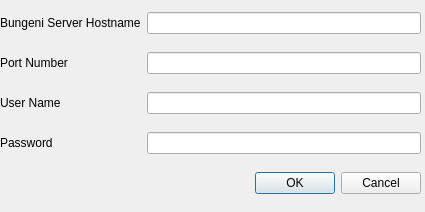
Qt form trunk/src/ui/serverSettings.ui (kohsah/bungeni-transcriber) before a commit.
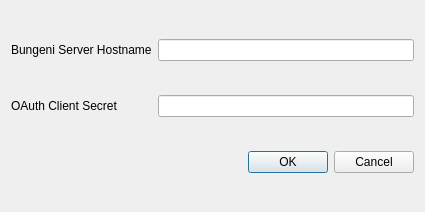
The same form after that commit.

Patch:
```diff
--- a/trunk/src/ui/serverSettings.ui
+++ b/trunk/src/ui/serverSettings.ui
@@ -13,15 +13,8 @@
   <property name="windowTitle">
    <string>Dialog</string>
   </property>
-  <widget class="QWidget" name="gridLayoutWidget">
-   <property name="geometry">
-    <rect>
-     <x>0</x>
-     <y>0</y>
-     <width>421</width>
-     <height>211</height>
-    </rect>
-   </property>
+  <layout class="QHBoxLayout" name="horizontalLayout">
+   <item>
    <layout class="QGridLayout" name="gridLayout">
     <item row="0" column="0">
      <widget class="QLabel" name="label">
@@ -30,14 +23,7 @@
       </property>
      </widget>
     </item>
-    <item row="2" column="0">
-     <widget class="QLabel" name="label_2">
-      <property name="text">
-       <string>Port Number</string>
-      </property>
-     </widget>
-    </item>
-    <item row="5" column="0" colspan="2">
+     <item row="2" column="0" colspan="2">
      <widget class="QDialogButtonBox" name="buttonBox">
       <property name="orientation">
        <enum>Qt::Horizontal</enum>
@@ -47,45 +33,22 @@
       </property>
      </widget>
     </item>
-    <item row="3" column="0">
-     <widget class="QLabel" name="label_3">
-      <property name="text">
-       <string>User Name</string>
-      </property>
-     </widget>
-    </item>
-    <item row="3" column="1">
-     <widget class="QLineEdit" name="username">
-      <property name="enabled">
-       <bool>true</bool>
-      </property>
-     </widget>
-    </item>
-    <item row="4" column="0">
-     <widget class="QLabel" name="label_4">
-      <property name="text">
-       <string>Password</string>
-      </property>
-     </widget>
-    </item>
-    <item row="4" column="1">
-     <widget class="QLineEdit" name="password">
-      <property name="inputMask">
-       <string notr="true"/>
-      </property>
-      <property name="echoMode">
-       <enum>QLineEdit::Password</enum>
-      </property>
-     </widget>
-    </item>
     <item row="0" column="1">
-     <widget class="QLineEdit" name="hostname"/>
-    </item>
-    <item row="2" column="1">
-     <widget class="QLineEdit" name="portnumber"/>
-    </item>
-   </layout>
-  </widget>
+      <widget class="QLineEdit" name="hostName"/>
+     </item>
+     <item row="1" column="1">
+      <widget class="QLineEdit" name="clientSecret"/>
+     </item>
+     <item row="1" column="0">
+      <widget class="QLabel" name="label_2">
+       <property name="text">
+        <string>OAuth Client Secret</string>
+       </property>
+      </widget>
+     </item>
+    </layout>
+   </item>
+  </layout>
  </widget>
  <resources/>
  <connections/>
```
Left out of the diff: 2 changed lines with no effect on the pictures. Lines whose indentation alone changed are shown as unchanged.
